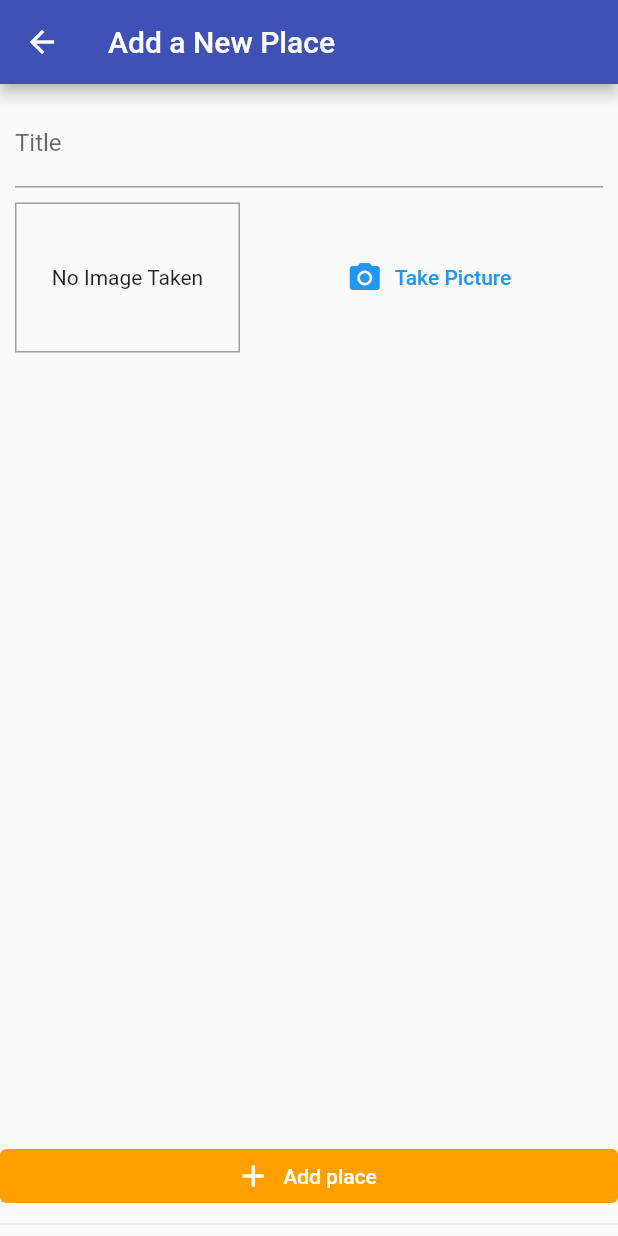
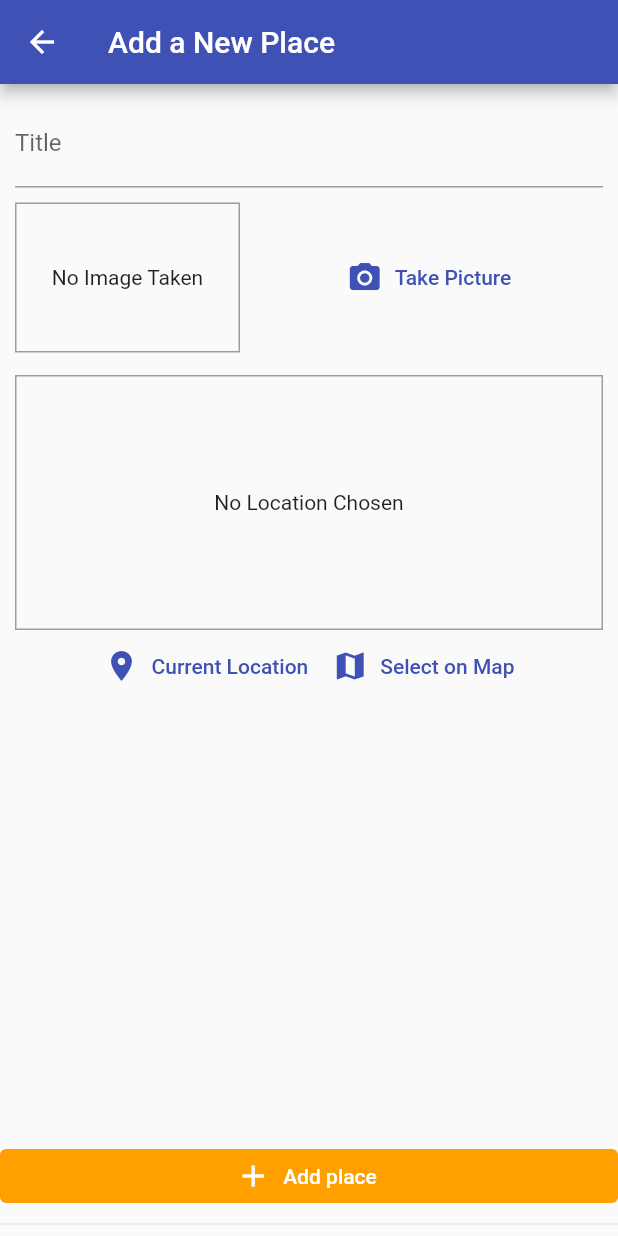
Before and after one commit to BBQRIBS72/great_places_app, a Flutter app: the screen it shows after launch, after a tap on the "add" icon, on a phone screen of 412 x 824 dp. Run offline on Flutter 3.47's test engine with Material 2 defaults, Android fonts, the phone set to English and light mode, and no system bars; our stand-ins replace image_picker, location, sqflite; accounts and stored records are empty; Roboto replaces fonts that are missing (OpenSans).

Commit message:
Complete(ish)
everything up to the pay wall

```diff
--- /dev/null
+++ b/lib/helpers/db_helper.dart
@@ -0,0 +1,30 @@
+import 'package:sqflite/sqflite.dart';
+import 'package:path/path.dart' as path;
+
+class DBHelper {
+  static Future<Database> database() async {
+    final dbPath = await getDatabasesPath();
+    return openDatabase(
+      path.join(dbPath, 'places.db'),
+      onCreate: (db, version) {
+        return db.execute(
+            'CREATE TABLE user_places(id TEXT PRIMARY KEY, title TEXT, image TEXT)');
+      },
+      version: 1,
+    );
+  }
+
+  static Future<void> insert(String table, Map<String, Object> data) async {
+    final db = await DBHelper.database();
+    db.insert(
+      table,
+      data,
+      conflictAlgorithm: ConflictAlgorithm.replace,
+    );
+  }
+
+  static Future<List<Map<String, dynamic>>> getData(String table) async {
+    final db = await DBHelper.database();
+    return db.query(table);
+  }
+}
--- a/lib/providers/places_provider.dart
+++ b/lib/providers/places_provider.dart
@@ -2,6 +2,7 @@ import 'dart:io';
 
 import 'package:flutter/foundation.dart';
 import '../models/place.dart';
+import '../helpers/db_helper.dart';
 
 class PlacesProvider with ChangeNotifier {
   List<Place> _items = [];
@@ -21,5 +22,28 @@ class PlacesProvider with ChangeNotifier {
         location: null);
     _items.add(newPlace);
     notifyListeners();
+    DBHelper.insert(
+      'user_places',
+      {
+        'id': newPlace.id,
+        'title': newPlace.title,
+        'image': newPlace.image.path,
+      },
+    );
+  }
+
+  Future<void> fetchAndSetPlaces() async {
+    final dataList = await DBHelper.getData('user_places');
+    _items = dataList
+        .map(
+          (item) => Place(
+            id: item['id'],
+            title: item['title'],
+            location: null,
+            image: File(item['image']),
+          ),
+        )
+        .toList();
+    notifyListeners();
   }
 }
--- a/lib/screens/add_place_screen.dart
+++ b/lib/screens/add_place_screen.dart
@@ -1,5 +1,7 @@
 import 'package:flutter/material.dart';
 import 'package:great_places_app/widgets/image_input.dart';
+import 'package:great_places_app/widgets/location_input.dart';
+import 'package:location/location.dart';
 import 'dart:io';
 
 import 'package:provider/provider.dart';
@@ -52,6 +54,10 @@ class _AddPlaceScreenState extends State<AddPlaceScreen> {
                       height: 10,
                     ),
                     ImageInput(_selectImage),
+                    const SizedBox(
+                      height: 15,
+                    ),
+                    LocationInput(),
                   ],
                 ),
               ),
--- a/lib/screens/places_list_screen.dart
+++ b/lib/screens/places_list_screen.dart
@@ -20,20 +20,29 @@ class PlacesListScreen extends StatelessWidget {
             )
           ],
         ),
-        body: Consumer<PlacesProvider>(
-          //child: const Center(child: Text('You ain\'t got no places')),
+        body: FutureBuilder(
+          future: Provider.of<PlacesProvider>(context, listen: false)
+              .fetchAndSetPlaces(),
+          builder: (context, snapshot) => snapshot.connectionState ==
+                  ConnectionState.waiting
+              ? const Center(
+                  child: CircularProgressIndicator(),
+                )
+              : Consumer<PlacesProvider>(
                   builder: (context, places, child) => places.items.length <= 0
                       ? const Center(child: Text('You ain\'t got no places'))
                       : ListView.builder(
                           itemCount: places.items.length,
                           itemBuilder: (context, index) => ListTile(
                             leading: CircleAvatar(
-                      backgroundImage: FileImage(places.items[index].image),
+                              backgroundImage:
+                                  FileImage(places.items[index].image),
                             ),
                             title: Text(places.items[index].title),
                             onTap: () {},
                           ),
                         ),
+                ),
         ));
   }
 }
--- a/lib/widgets/image_input.dart
+++ b/lib/widgets/image_input.dart
@@ -22,10 +22,13 @@ class _ImageInputState extends State<ImageInput> {
       source: ImageSource.camera,
       maxWidth: 600,
     );
+    if (imageFile == null) {
+      return;
+    }
     setState(() {
-      _storedImage = File(imageFile!.path);
+      _storedImage = File(imageFile.path);
     });
-    final coolFixImage = File((imageFile as XFile).path);
+    final coolFixImage = File((imageFile).path);
     final appDir = await syspath.getApplicationDocumentsDirectory();
     final fileName = path.basename(coolFixImage.path);
     final savedImage = await coolFixImage.copy('${appDir.path}/$fileName');
@@ -66,7 +69,7 @@ class _ImageInputState extends State<ImageInput> {
             label: const Text('Take Picture'),
             onPressed: _takePicture,
             style: TextButton.styleFrom(
-                foregroundColor: Theme.of(context).primaryColor),
+                foregroundColor: Theme.of(context).colorScheme.primary),
           ),
         ),
       ],
--- /dev/null
+++ b/lib/widgets/location_input.dart
@@ -0,0 +1,60 @@
+import 'package:flutter/material.dart';
+import 'package:location/location.dart';
+
+class LocationInput extends StatefulWidget {
+  const LocationInput({super.key});
+
+  @override
+  State<LocationInput> createState() => _LocationInputState();
+}
+
+class _LocationInputState extends State<LocationInput> {
+  String? _previewImageUrl;
+
+  Future<void> _getCurrentUserLocation() async {
+    final locData = await Location().getLocation();
+    print(locData.longitude);
+    print(locData.latitude);
+  }
+
+  @override
+  Widget build(BuildContext context) {
+    return Column(
+      children: [
+        Container(
+          height: 170,
+          width: double.infinity,
+          alignment: Alignment.center,
+          decoration: BoxDecoration(
+            border: Border.all(width: 1, color: Colors.grey),
+          ),
+          child: _previewImageUrl == null
+              ? const Text(
+                  'No Location Chosen',
+                  textAlign: TextAlign.center,
+                )
+              : Image.network(
+                  _previewImageUrl!,
+                  fit: BoxFit.cover,
+                  width: double.infinity,
+                ),
+        ),
+        Row(
+          mainAxisAlignment: MainAxisAlignment.center,
+          children: [
+            TextButton.icon(
+              onPressed: _getCurrentUserLocation,
+              icon: const Icon(Icons.location_on),
+              label: const Text('Current Location'),
+            ),
+            TextButton.icon(
+              onPressed: () {},
+              icon: const Icon(Icons.map),
+              label: const Text('Select on Map'),
+            ),
+          ],
+        )
+      ],
+    );
+  }
+}
--- a/pubspec.yaml
+++ b/pubspec.yaml
@@ -32,9 +32,11 @@ dependencies:
   flutter:
     sdk: flutter
   provider: ^6.0.4
+  path_provider: ^2.0.11
   image_picker: ^0.8.6
-  path_provider: ^2.0.11
   path: ^1.8.2
+  sqflite: ^2.2.0+3
+  location: ^4.4.0
 
 
   # The following adds the Cupertino Icons font to your application.
```
Also changed, not shown: pubspec.lock, 6 other files. Lines whose indentation alone changed are shown as unchanged.
